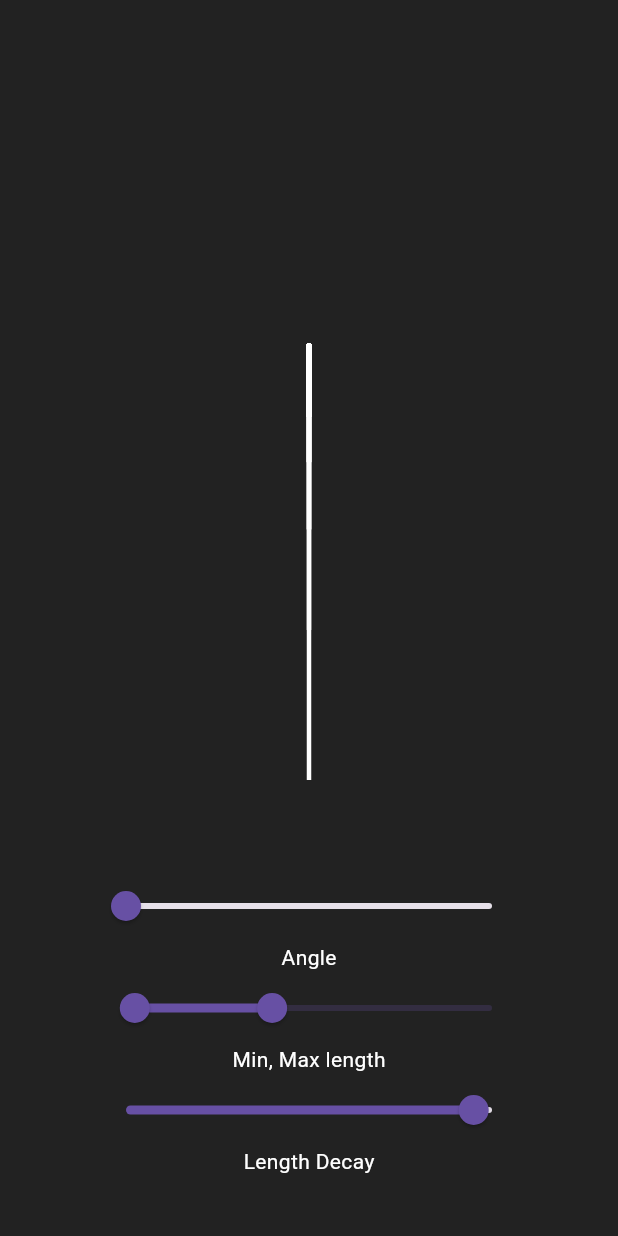
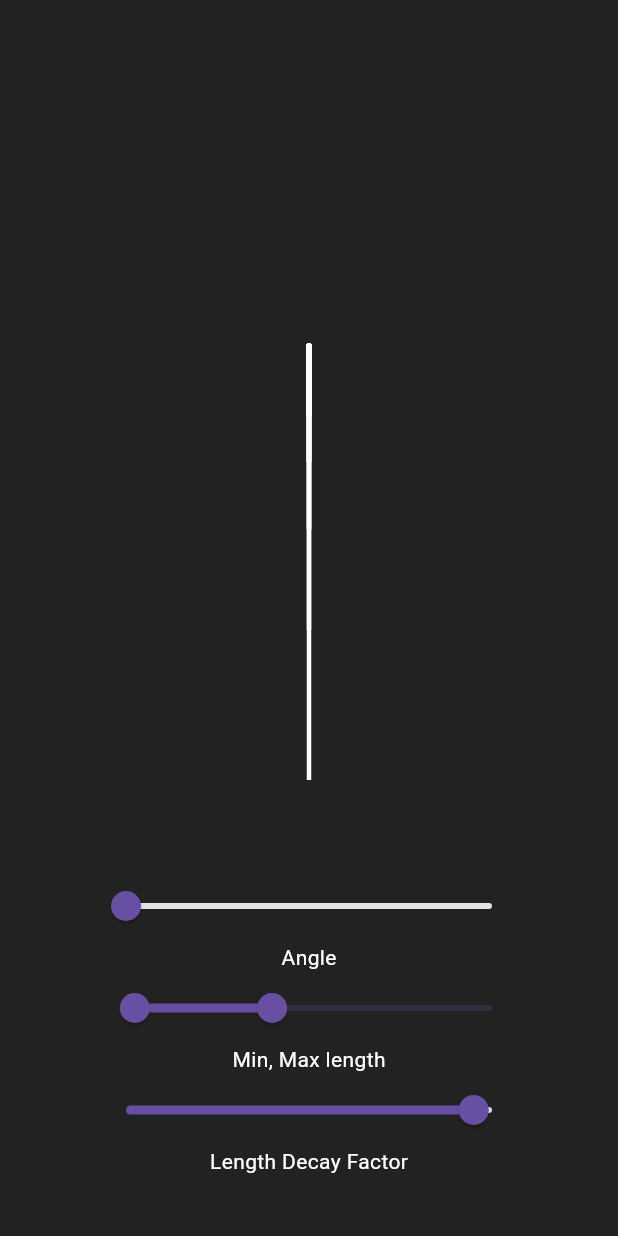
Before and after one commit to yashlamba/fractal-tree, a Flutter app: the screen it shows after launch, on a phone screen of 412 x 824 dp. Run offline on Flutter 3.47's test engine with Material 3 defaults, Android fonts, the phone set to English and light mode, and no system bars.

Commit message:
testing action

```diff
--- a/lib/main.dart
+++ b/lib/main.dart
@@ -96,7 +96,7 @@ class _FractalTreeState extends State<FractalTree> {
                 max: 0.7,
                 label: "$decreaseFactor",
               ),
-              const Text("Length Decay", style: TextStyle(color: Colors.white)),
+              const Text("Length Decay Factor", style: TextStyle(color: Colors.white)),
             ]),
           ), // This is for the controller class
         ],
```
